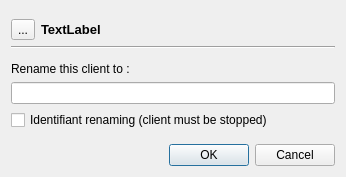
Qt form resources/ui/client_rename.ui (Houston4444/RaySession) before a commit.
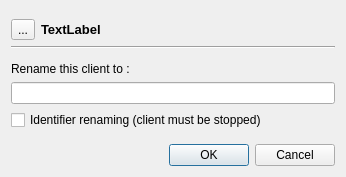
The same form after that commit. Custom widgets are drawn as their Qt base class.

Commit message: typo, replace identifiant with identifier (in english)

```diff
--- a/resources/ui/client_rename.ui
+++ b/resources/ui/client_rename.ui
@@ -94,7 +94,7 @@
       <string>&lt;html&gt;&lt;head/&gt;&lt;body&gt;&lt;p&gt;Renames also the client identifiant, this identifiant will be used for its JACK client names.&lt;/p&gt;&lt;p&gt;Else, only the client label is renamed.&lt;/p&gt;&lt;/body&gt;&lt;/html&gt;</string>
      </property>
      <property name="text">
-      <string>Identifiant renaming (client must be stopped)</string>
+      <string>Identifier renaming (client must be stopped)</string>
      </property>
     </widget>
    </item>
```
Left out of the diff: 2 changed lines with no effect on the pictures. The commit also changes 4 other files.
